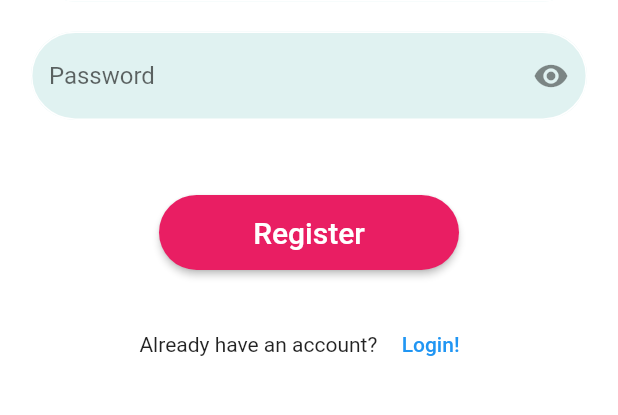
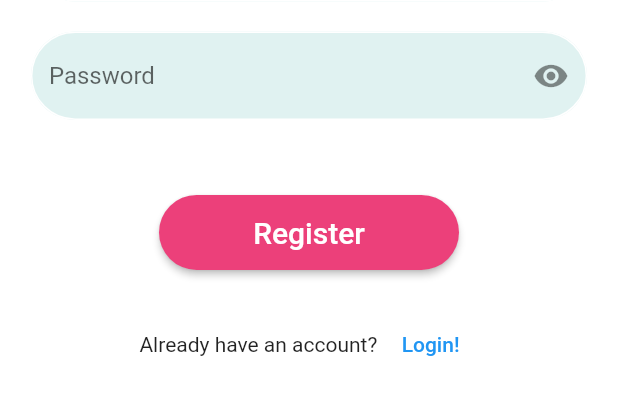
Before and after one commit to Yippea-Pet/purrfect_compawnion, a Flutter app: the screen it shows after launch, after a tap on "Login", after a tap on "Sign Up!", on a phone screen of 412 x 824 dp, the part 463-878 px from its top. Run offline on Flutter 3.47's test engine with Material 2 defaults, Android fonts, the phone set to English and light mode, and no system bars; our stand-ins replace cloud_firestore, firebase_auth, firebase_core, flutter_spinkit, percent_indicator; accounts and stored records are empty.

Commit message:
Edit color of login/register button

```diff
--- a/lib/pages/authenticate/login.dart
+++ b/lib/pages/authenticate/login.dart
@@ -111,7 +111,7 @@ class _LoginState extends State<Login> {
                                     borderRadius: BorderRadius.circular(30.0),
                                   )),
                                   backgroundColor:
-                                      MaterialStateProperty.all(Colors.pink),
+                                      MaterialStateProperty.all(Colors.pink[400]),
                                 ),
                                 onPressed: () async {
                                   if (_formKey.currentState!.validate()) {
@@ -134,9 +134,7 @@ class _LoginState extends State<Login> {
                                   ),
                                 )),
                           ),
-                          SizedBox(
-                            height: 20.0,
-                          ),
+                          SizedBox(height: 10.0,),
                           Text(
                             error,
                             style: TextStyle(
--- a/lib/pages/authenticate/register.dart
+++ b/lib/pages/authenticate/register.dart
@@ -109,7 +109,7 @@ class _RegisterState extends State<Register> {
                                     borderRadius: BorderRadius.circular(30.0),
                                   )),
                                   backgroundColor:
-                                      MaterialStateProperty.all(Colors.pink),
+                                      MaterialStateProperty.all(Colors.pink[400]),
                                 ),
                                 onPressed: () async {
                                   if (_formKey.currentState!.validate()) {
```
